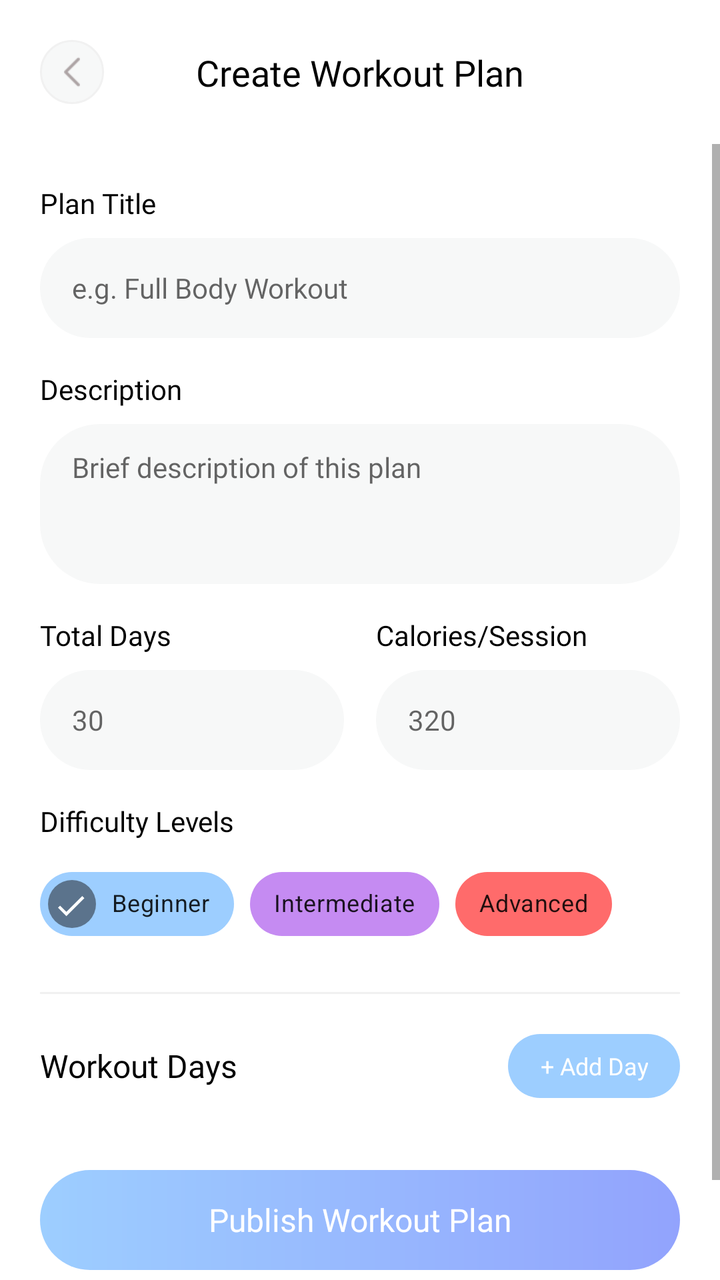
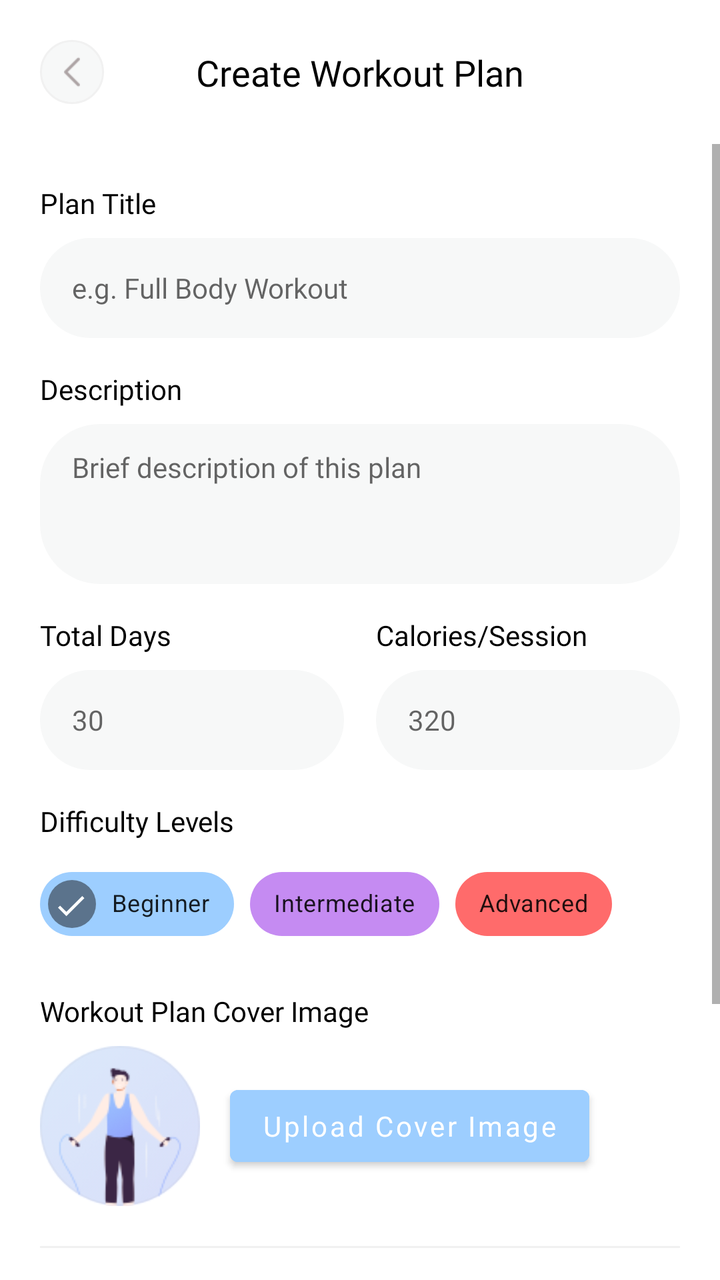

Before-and-after screenshots of an Android layout around one commit, followed by the original layout XML and the change that was made.
<!-- AndroidManifest.xml: application theme Theme.FitAI -->
<!-- res/layout/activity_admin_add_workout.xml -->
<?xml version="1.0" encoding="utf-8"?>
<androidx.constraintlayout.widget.ConstraintLayout
    xmlns:android="http://schemas.android.com/apk/res/android"
    xmlns:app="http://schemas.android.com/apk/res-auto"
    android:layout_width="match_parent"
    android:layout_height="match_parent"
    android:background="@color/white">

    
    <androidx.constraintlayout.widget.ConstraintLayout
        android:id="@+id/clHeader"
        android:layout_width="match_parent"
        android:layout_height="wrap_content"
        android:padding="20dp"
        app:layout_constraintTop_toTopOf="parent">

        <ImageView
            android:id="@+id/btnBack"
            android:layout_width="32dp"
            android:layout_height="32dp"
            android:src="@drawable/arrow_left"
            android:background="@drawable/bg_nav_back"
            android:padding="8dp"
            android:scaleType="fitCenter"
            app:layout_constraintStart_toStartOf="parent"
            app:layout_constraintTop_toTopOf="parent"
            app:layout_constraintBottom_toBottomOf="parent" />

        <TextView
            android:layout_width="wrap_content"
            android:layout_height="wrap_content"
            android:text="Create Workout Plan"
            android:textSize="18sp"
            android:textColor="@color/black"
            android:fontFamily="@font/poppins_bold"
            app:layout_constraintStart_toStartOf="parent"
            app:layout_constraintEnd_toEndOf="parent"
            app:layout_constraintTop_toTopOf="parent"
            app:layout_constraintBottom_toBottomOf="parent" />
    </androidx.constraintlayout.widget.ConstraintLayout>

    <ScrollView
        android:layout_width="match_parent"
        android:layout_height="0dp"
        android:fillViewport="true"
        app:layout_constraintTop_toBottomOf="@id/clHeader"
        app:layout_constraintBottom_toBottomOf="parent">

        <LinearLayout
            android:layout_width="match_parent"
            android:layout_height="wrap_content"
            android:orientation="vertical"
            android:padding="20dp">

            
            <TextView
                android:layout_width="wrap_content"
                android:layout_height="wrap_content"
                android:text="Plan Title"
                android:textSize="14sp"
                android:textColor="@color/black"
                android:fontFamily="@font/poppins_medium"
                android:layout_marginBottom="8dp" />

            <EditText
                android:id="@+id/etPlanTitle"
                android:layout_width="match_parent"
                android:layout_height="50dp"
                android:background="@drawable/bg_input"
                android:hint="e.g. Full Body Workout"
                android:textSize="14sp"
                android:paddingStart="16dp"
                android:paddingEnd="16dp"
                android:fontFamily="@font/poppins_regular"
                android:inputType="text"
                android:layout_marginBottom="16dp" />

            
            <TextView
                android:layout_width="wrap_content"
                android:layout_height="wrap_content"
                android:text="Description"
                android:textSize="14sp"
                android:textColor="@color/black"
                android:fontFamily="@font/poppins_medium"
                android:layout_marginBottom="8dp" />

            <EditText
                android:id="@+id/etPlanDesc"
                android:layout_width="match_parent"
                android:layout_height="80dp"
                android:background="@drawable/bg_input"
                android:hint="Brief description of this plan"
                android:textSize="14sp"
                android:paddingStart="16dp"
                android:paddingEnd="16dp"
                android:paddingTop="12dp"
                android:gravity="top|start"
                android:fontFamily="@font/poppins_regular"
                android:inputType="textMultiLine"
                android:layout_marginBottom="16dp" />

            
            <LinearLayout
                android:layout_width="match_parent"
                android:layout_height="wrap_content"
                android:orientation="horizontal"
                android:layout_marginBottom="16dp">

                <LinearLayout
                    android:layout_width="0dp"
                    android:layout_height="wrap_content"
                    android:layout_weight="1"
                    android:orientation="vertical"
                    android:layout_marginEnd="8dp">

                    <TextView
                        android:layout_width="wrap_content"
                        android:layout_height="wrap_content"
                        android:text="Total Days"
                        android:textSize="14sp"
                        android:textColor="@color/black"
                        android:fontFamily="@font/poppins_medium"
                        android:layout_marginBottom="8dp" />

                    <EditText
                        android:id="@+id/etTotalDays"
                        android:layout_width="match_parent"
                        android:layout_height="50dp"
                        android:background="@drawable/bg_input"
                        android:hint="30"
                        android:textSize="14sp"
                        android:paddingStart="16dp"
                        android:paddingEnd="16dp"
                        android:fontFamily="@font/poppins_regular"
                        android:inputType="number" />
                </LinearLayout>

                <LinearLayout
                    android:layout_width="0dp"
                    android:layout_height="wrap_content"
                    android:layout_weight="1"
                    android:orientation="vertical"
                    android:layout_marginStart="8dp">

                    <TextView
                        android:layout_width="wrap_content"
                        android:layout_height="wrap_content"
                        android:text="Calories/Session"
                        android:textSize="14sp"
                        android:textColor="@color/black"
                        android:fontFamily="@font/poppins_medium"
                        android:layout_marginBottom="8dp" />

                    <EditText
                        android:id="@+id/etCalories"
                        android:layout_width="match_parent"
                        android:layout_height="50dp"
                        android:background="@drawable/bg_input"
                        android:hint="320"
                        android:textSize="14sp"
                        android:paddingStart="16dp"
                        android:paddingEnd="16dp"
                        android:fontFamily="@font/poppins_regular"
                        android:inputType="number" />
                </LinearLayout>
            </LinearLayout>

            
            <TextView
                android:layout_width="wrap_content"
                android:layout_height="wrap_content"
                android:text="Difficulty Levels"
                android:textSize="14sp"
                android:textColor="@color/black"
                android:fontFamily="@font/poppins_medium"
                android:layout_marginBottom="8dp" />

            <LinearLayout
                android:layout_width="match_parent"
                android:layout_height="wrap_content"
                android:orientation="horizontal"
                android:layout_marginBottom="20dp">

                <com.google.android.material.chip.Chip
                    android:id="@+id/chipBeginner"
                    android:layout_width="wrap_content"
                    android:layout_height="wrap_content"
                    android:text="Beginner"
                    android:textSize="12sp"
                    android:fontFamily="@font/poppins_medium"
                    android:checkable="true"
                    android:checked="true"
                    app:chipBackgroundColor="@color/primary_light_blue"
                    app:chipCornerRadius="20dp"
                    android:layout_marginEnd="8dp" />

                <com.google.android.material.chip.Chip
                    android:id="@+id/chipIntermediate"
                    android:layout_width="wrap_content"
                    android:layout_height="wrap_content"
                    android:text="Intermediate"
                    android:textSize="12sp"
                    android:fontFamily="@font/poppins_medium"
                    android:checkable="true"
                    app:chipBackgroundColor="@color/primary_purple"
                    app:chipCornerRadius="20dp"
                    android:layout_marginEnd="8dp" />

                <com.google.android.material.chip.Chip
                    android:id="@+id/chipAdvanced"
                    android:layout_width="wrap_content"
                    android:layout_height="wrap_content"
                    android:text="Advanced"
                    android:textSize="12sp"
                    android:fontFamily="@font/poppins_medium"
                    android:checkable="true"
                    app:chipBackgroundColor="#FF6B6B"
                    app:chipCornerRadius="20dp" />
            </LinearLayout>

            
            <View
                android:layout_width="match_parent"
                android:layout_height="1dp"
                android:background="#F1F1F1"
                android:layout_marginBottom="20dp" />

            
            <RelativeLayout
                android:layout_width="match_parent"
                android:layout_height="wrap_content"
                android:layout_marginBottom="12dp">

                <TextView
                    android:layout_width="wrap_content"
                    android:layout_height="wrap_content"
                    android:text="Workout Days"
                    android:textSize="16sp"
                    android:textColor="@color/black"
                    android:fontFamily="@font/poppins_bold"
                    android:layout_centerVertical="true" />

                <TextView
                    android:id="@+id/btnAddDay"
                    android:layout_width="wrap_content"
                    android:layout_height="32dp"
                    android:text="+ Add Day"
                    android:textColor="@color/white"
                    android:textSize="12sp"
                    android:fontFamily="@font/poppins_bold"
                    android:background="@drawable/bg_pill_button"
                    android:backgroundTint="#9DCEFF"
                    android:gravity="center"
                    android:paddingStart="16dp"
                    android:paddingEnd="16dp"
                    android:layout_alignParentEnd="true" />
            </RelativeLayout>

            
            <androidx.recyclerview.widget.RecyclerView
                android:id="@+id/rvDays"
                android:layout_width="match_parent"
                android:layout_height="wrap_content"
                android:nestedScrollingEnabled="false"
                android:layout_marginBottom="24dp" />

            
            <TextView
                android:id="@+id/btnPublish"
                android:layout_width="match_parent"
                android:layout_height="50dp"
                android:text="Publish Workout Plan"
                android:textColor="@color/white"
                android:textSize="16sp"
                android:fontFamily="@font/poppins_bold"
                android:background="@drawable/btn_gradient_bg"
                android:gravity="center"
                android:layout_marginBottom="40dp" />

        </LinearLayout>
    </ScrollView>

</androidx.constraintlayout.widget.ConstraintLayout>
<!-- resources referenced by this layout -->
<resources>
  <color name="black">#FF000000</color>
  <color name="primary_light_blue">#9DCEFF</color>
  <color name="primary_purple">#C58BF2</color>
  <color name="white">#FFFFFFFF</color>
  <!-- drawable arrow_left: png bitmap (drawable, 671 bytes) -->
  <!-- drawable bg_input (drawable) -->
  <?xml version="1.0" encoding="utf-8"?>
  <shape xmlns:android="http://schemas.android.com/apk/res/android"
      android:shape="rectangle">
      <solid android:color="#F7F8F8"/>
      <corners android:radius="30dp"/>
  </shape>
  <!-- drawable bg_nav_back (drawable) -->
  <?xml version="1.0" encoding="utf-8"?>
  <shape xmlns:android="http://schemas.android.com/apk/res/android"
      android:shape="rectangle">
      <solid android:color="#F7F8F8"/>
      <corners android:radius="100dp"/> 
      <stroke android:width="1dp" android:color="#F1F1F1"/>
  </shape>
  <!-- drawable bg_pill_button (drawable) -->
  <?xml version="1.0" encoding="utf-8"?>
  <shape xmlns:android="http://schemas.android.com/apk/res/android"
      android:shape="rectangle">
      <gradient
          android:startColor="#92A3FD"
          android:endColor="#9DCEFF"
          android:angle="0"/>
      <corners android:radius="100dp"/>
  </shape>
  <!-- drawable btn_gradient_bg (drawable) -->
  <?xml version="1.0" encoding="utf-8"?>
  <shape xmlns:android="http://schemas.android.com/apk/res/android" android:shape="rectangle">
      <gradient
          android:startColor="#92A3FD"
          android:endColor="#9DCEFF"
          android:angle="180"
          android:type="linear"/>
      <corners android:radius="99dp"/>
  </shape>
  <style name="Theme.FitAI" parent="Theme.MaterialComponents.Light.NoActionBar">
          <item name="colorPrimary">@color/primary_blue</item>
          <item name="colorPrimaryVariant">@color/primary_light_blue</item>
          <item name="colorOnPrimary">@color/white</item>
          <item name="colorSecondary">@color/primary_purple</item>
          <item name="colorOnSecondary">@color/white</item>
          <item name="colorSurface">@color/background_white</item>
          <item name="android:colorBackground">@color/background_white</item>
          <item name="android:statusBarColor" tools:targetApi="l">@color/background_white</item>
          <item name="android:windowLightStatusBar" tools:targetApi="m">true</item>
      </style>
  <color name="primary_blue">#92A3FD</color>
  <color name="background_white">#FFFFFF</color>
</resources>

<!-- the commit's change to res/layout/activity_admin_add_workout.xml (unified diff, before → after) -->
@@ -220,6 +220,43 @@
             </LinearLayout>
 
             
+            <TextView
+                android:layout_width="wrap_content"
+                android:layout_height="wrap_content"
+                android:text="Workout Plan Cover Image"
+                android:textSize="14sp"
+                android:textColor="@color/black"
+                android:fontFamily="@font/poppins_medium"
+                android:layout_marginBottom="8dp" />
+
+            <LinearLayout
+                android:layout_width="match_parent"
+                android:layout_height="wrap_content"
+                android:orientation="horizontal"
+                android:gravity="center_vertical"
+                android:layout_marginBottom="20dp">
+
+                <ImageView
+                    android:id="@+id/ivWorkoutCover"
+                    android:layout_width="80dp"
+                    android:layout_height="80dp"
+                    android:src="@drawable/workout_1"
+                    android:scaleType="centerCrop"
+                    android:background="@drawable/bg_nav_back"
+                    android:layout_marginEnd="15dp"/>
+
+                <Button
+                    android:id="@+id/btnUploadWorkoutCover"
+                    android:layout_width="wrap_content"
+                    android:layout_height="wrap_content"
+                    android:text="Upload Cover Image"
+                    android:textAllCaps="false"
+                    android:fontFamily="@font/poppins_medium"
+                    android:backgroundTint="#9DCEFF"
+                    android:textColor="@color/white"/>
+            </LinearLayout>
+
+            
             <View
                 android:layout_width="match_parent"
                 android:layout_height="1dp"
<!-- resource entries referenced after the edit -->
@@ -40,6 +40,7 @@
           android:type="linear"/>
       <corners android:radius="99dp"/>
   </shape>
+  <!-- drawable workout_1: png bitmap (drawable, 13548 bytes) -->
   <style name="Theme.FitAI" parent="Theme.MaterialComponents.Light.NoActionBar">
           <item name="colorPrimary">@color/primary_blue</item>
           <item name="colorPrimaryVariant">@color/primary_light_blue</item>
